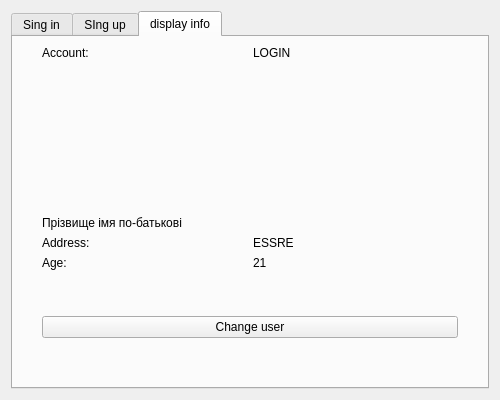
Before: the Qt Designer form coursework/userwindow.ui in YahodaVitalii/Coursework, drawn with Qt 5.
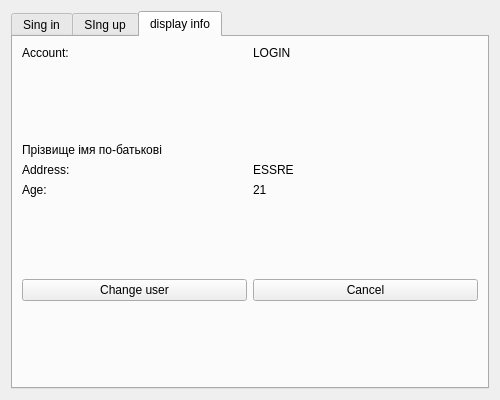
After: the same form once the commit is applied. The open tabs and pages were chosen to show the change.

Patch:
```diff
--- a/coursework/userwindow.ui
+++ b/coursework/userwindow.ui
@@ -327,23 +327,7 @@
       </attribute>
       <layout class="QHBoxLayout" name="horizontalLayout_6">
        <item>
-        <spacer name="horizontalSpacer_16">
-         <property name="orientation">
-          <enum>Qt::Horizontal</enum>
-         </property>
-         <property name="sizeType">
-          <enum>QSizePolicy::Fixed</enum>
-         </property>
-         <property name="sizeHint" stdset="0">
-          <size>
-           <width>20</width>
-           <height>20</height>
-          </size>
-         </property>
-        </spacer>
-       </item>
-       <item>
-        <layout class="QVBoxLayout" name="verticalLayout_23">
+        <layout class="QVBoxLayout" name="verticalLayout_14">
          <item>
           <layout class="QHBoxLayout" name="horizontalLayout_5">
            <item>
@@ -376,8 +360,6 @@
           </spacer>
          </item>
          <item>
-          <layout class="QVBoxLayout" name="verticalLayout_22">
-           <item>
             <widget class="QLabel" name="label_userName">
              <property name="text">
               <string>Прізвище імя по-батькові</string>
@@ -434,6 +416,8 @@
             </spacer>
            </item>
            <item>
+          <layout class="QHBoxLayout" name="horizontalLayout_2">
+           <item>
             <widget class="QPushButton" name="pushButton">
              <property name="sizePolicy">
               <sizepolicy hsizetype="Minimum" vsizetype="Fixed">
@@ -453,6 +437,15 @@
             </widget>
            </item>
            <item>
+            <widget class="QPushButton" name="pushButton_Cancel">
+             <property name="text">
+              <string>Cancel</string>
+             </property>
+            </widget>
+           </item>
+          </layout>
+         </item>
+         <item>
             <spacer name="verticalSpacer_5">
              <property name="orientation">
               <enum>Qt::Vertical</enum>
@@ -466,24 +459,6 @@
             </spacer>
            </item>
           </layout>
-         </item>
-        </layout>
-       </item>
-       <item>
-        <spacer name="horizontalSpacer_17">
-         <property name="orientation">
-          <enum>Qt::Horizontal</enum>
-         </property>
-         <property name="sizeType">
-          <enum>QSizePolicy::Fixed</enum>
-         </property>
-         <property name="sizeHint" stdset="0">
-          <size>
-           <width>20</width>
-           <height>20</height>
-          </size>
-         </property>
-        </spacer>
        </item>
       </layout>
      </widget>
```
Left out of the diff: 27 changed lines with no effect on the pictures. Lines whose indentation alone changed are shown as unchanged.
